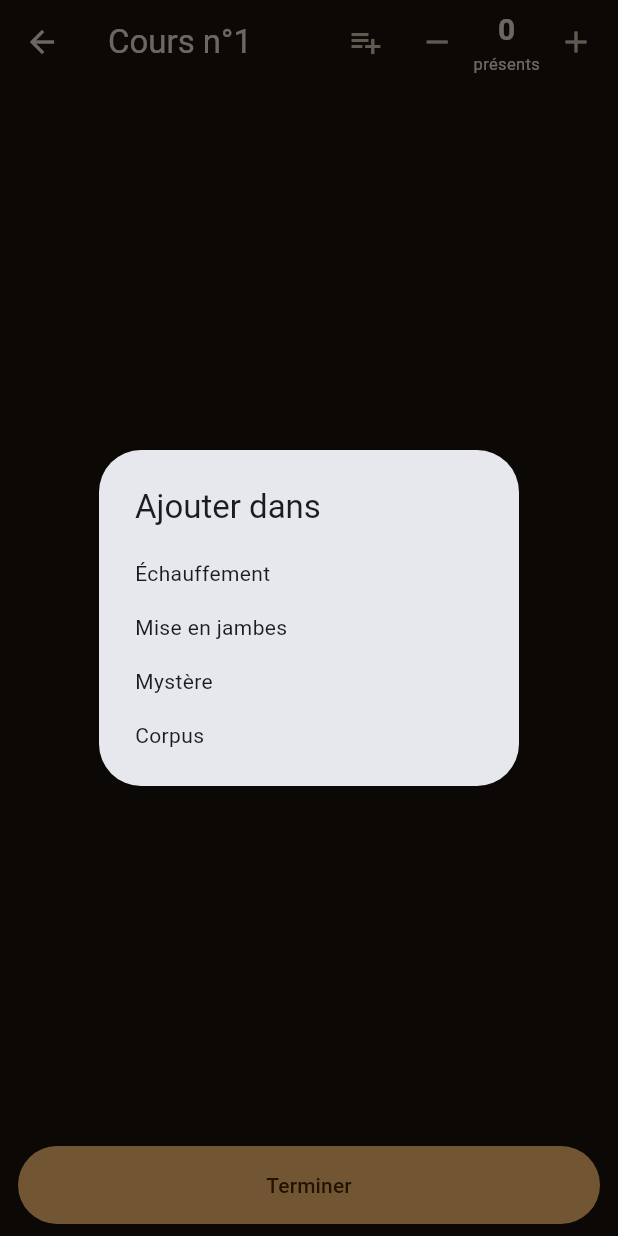
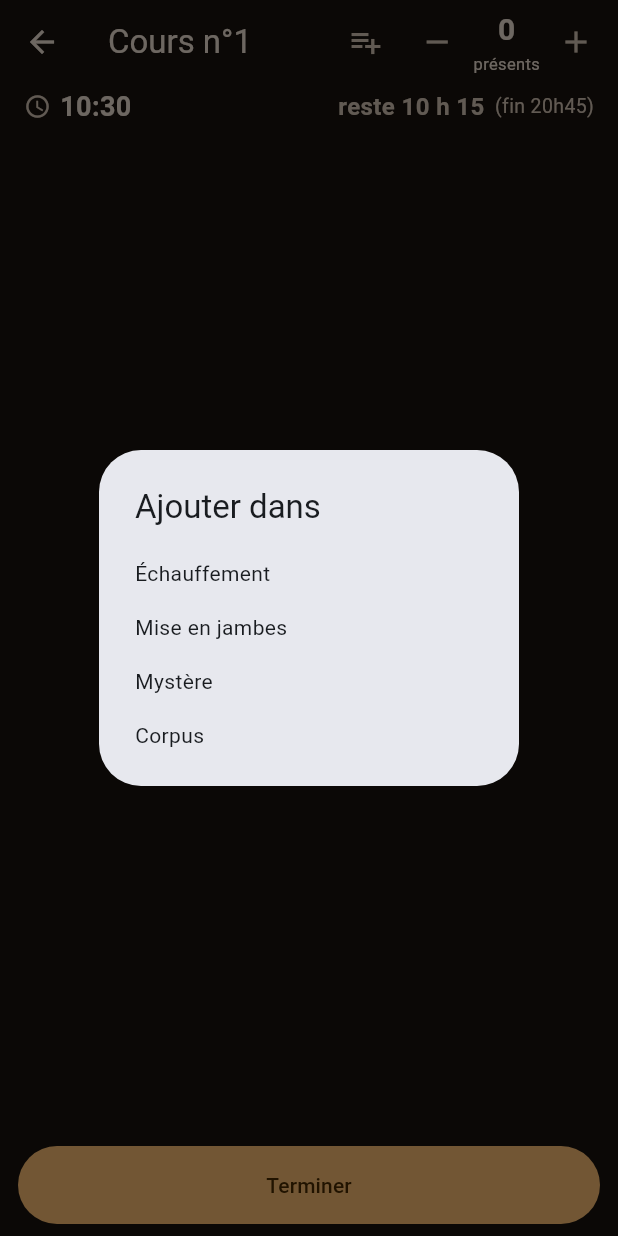
Before and after one commit to alr-bzh29/trodans, a Flutter app: the EnCours screen opened directly with empty values, after a tap on the "playlist add" icon, on a phone screen of 412 x 824 dp. Run offline on Flutter 3.47's test engine with Material 3 defaults, Android fonts, the phone set to English and light mode, and no system bars; our stand-ins replace just_audio, just_audio_background, permission_handler.

Commit message:
Mode en cours : heure actuelle et temps restant / dépassement ; heure de fin réglable
Co-Authored-By: Claude Opus 5.5 <noreply@anthropic.com>
Claude-Session: https://claude.ai/code/session_019K8ik3YkdajBp3n16oV5NQ

```diff
--- a/lib/screens/en_cours.dart
+++ b/lib/screens/en_cours.dart
@@ -8,6 +8,7 @@ import '../player.dart';
 import '../storage.dart';
 import '../widgets.dart';
 import 'fiche.dart';
+import 'horloge.dart';
 import 'lignes.dart';
 
 /// Mode « en cours » : gros boutons, déroulé avec cases à cocher,
@@ -189,6 +190,7 @@ class _EnCoursState extends State<EnCours> {
           ),
           body: Column(
             children: [
+              const HorlogeCours(),
               if (e != null) _carte(context, e),
               Expanded(
                 child: CustomScrollView(
--- /dev/null
+++ b/lib/screens/horloge.dart
@@ -0,0 +1,69 @@
+import 'dart:async';
+
+import 'package:flutter/material.dart';
+
+import '../storage.dart';
+import '../util.dart';
+
+/// Bandeau du mode « en cours » : heure actuelle, puis minutes restantes
+/// jusqu'à la fin du cours, ou dépassement (en couleur d'alerte).
+class HorlogeCours extends StatefulWidget {
+  const HorlogeCours({super.key});
+
+  @override
+  State<HorlogeCours> createState() => _HorlogeCoursState();
+}
+
+class _HorlogeCoursState extends State<HorlogeCours> {
+  late Timer _minuteur;
+  DateTime _maintenant = DateTime.now();
+
+  @override
+  void initState() {
+    super.initState();
+    _minuteur = Timer.periodic(const Duration(seconds: 10), (_) {
+      if (mounted) setState(() => _maintenant = DateTime.now());
+    });
+  }
+
+  @override
+  void dispose() {
+    _minuteur.cancel();
+    super.dispose();
+  }
+
+  @override
+  Widget build(BuildContext context) {
+    final fin = Depot.I.reglages.finCoursMinutes;
+    final n = _maintenant;
+    final ecart = fin - (n.hour * 60 + n.minute); // > 0 : minutes restantes
+    final cs = Theme.of(context).colorScheme;
+    final depasse = ecart < 0;
+    final bientot = !depasse && ecart <= 10;
+    final couleur = depasse ? cs.error : (bientot ? const Color(0xFFF2B66D) : cs.onSurfaceVariant);
+    final texte = depasse
+        ? 'fin dépassée de ${_duree(-ecart)}'
+        : ecart == 0
+            ? 'fin du cours maintenant'
+            : 'reste ${_duree(ecart)}';
+    return Padding(
+      padding: const EdgeInsets.fromLTRB(16, 2, 16, 0),
+      child: Row(
+        children: [
+          Icon(Icons.schedule, size: 18, color: cs.onSurfaceVariant),
+          const SizedBox(width: 6),
+          Text('${deux(n.hour)}:${deux(n.minute)}',
+              style: const TextStyle(fontSize: 18, fontWeight: FontWeight.bold)),
+          const Spacer(),
+          Text(texte,
+              style: TextStyle(fontSize: 16, fontWeight: FontWeight.bold, color: couleur)),
+          Text('  (fin ${fin ~/ 60}h${deux(fin % 60)})',
+              style: TextStyle(fontSize: 13, color: cs.onSurfaceVariant)),
+        ],
+      ),
+    );
+  }
+
+  String _duree(int minutes) =>
+      minutes < 60 ? '$minutes min' : '${minutes ~/ 60} h ${deux(minutes % 60)}';
+}
--- a/lib/storage.dart
+++ b/lib/storage.dart
@@ -18,7 +18,14 @@ class Reglages {
   String racineMusique;
   String dossierDonnees;
 
-  Reglages({required this.racineMusique, required this.dossierDonnees});
+  /// Heure de fin habituelle des cours, en minutes depuis minuit (20h45 = 1245).
+  int finCoursMinutes;
+
+  Reglages({
+    required this.racineMusique,
+    required this.dossierDonnees,
+    this.finCoursMinutes = 20 * 60 + 45,
+  });
 
   factory Reglages.parDefaut() {
     if (Platform.isAndroid) {
@@ -36,11 +43,15 @@ class Reglages {
     return Reglages(
       racineMusique: (j['racineMusique'] as String?) ?? d.racineMusique,
       dossierDonnees: (j['dossierDonnees'] as String?) ?? d.dossierDonnees,
+      finCoursMinutes: (j['finCoursMinutes'] as int?) ?? d.finCoursMinutes,
     );
   }
 
-  Map<String, dynamic> toJson() =>
-      {'racineMusique': racineMusique, 'dossierDonnees': dossierDonnees};
+  Map<String, dynamic> toJson() => {
+        'racineMusique': racineMusique,
+        'dossierDonnees': dossierDonnees,
+        'finCoursMinutes': finCoursMinutes,
+      };
 }
 
 /// Écrit un fichier de façon atomique (fichier temporaire puis renommage),
```
Also changed, not shown: lib/screens/reglages.dart (+22 -1 lines).
